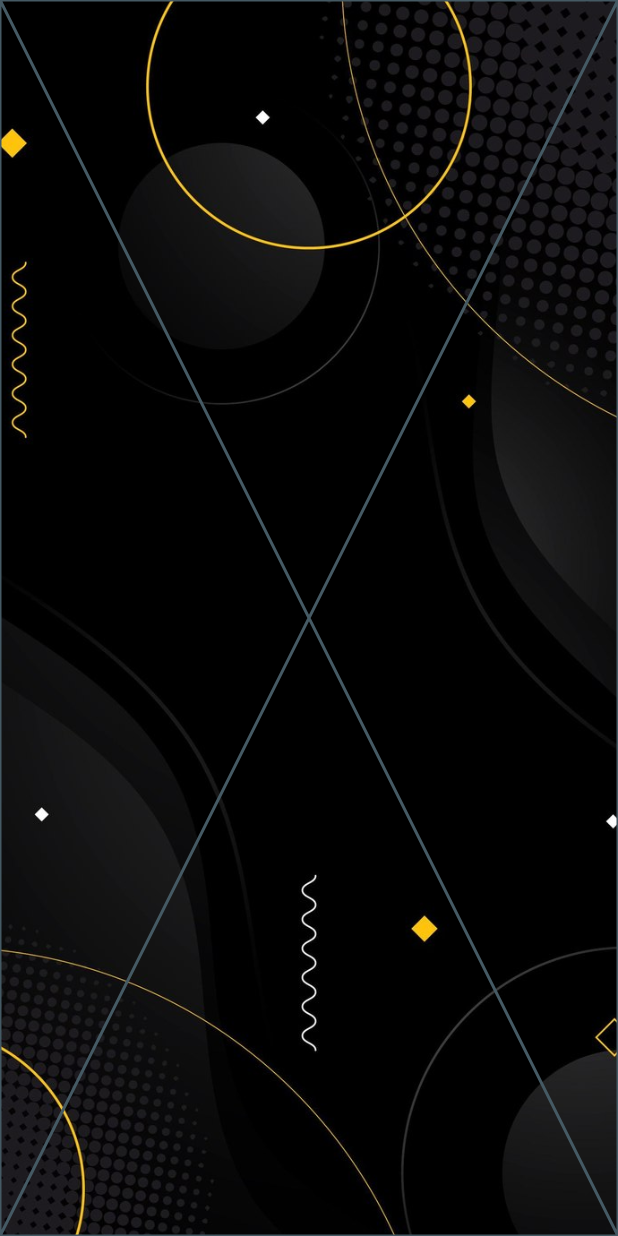
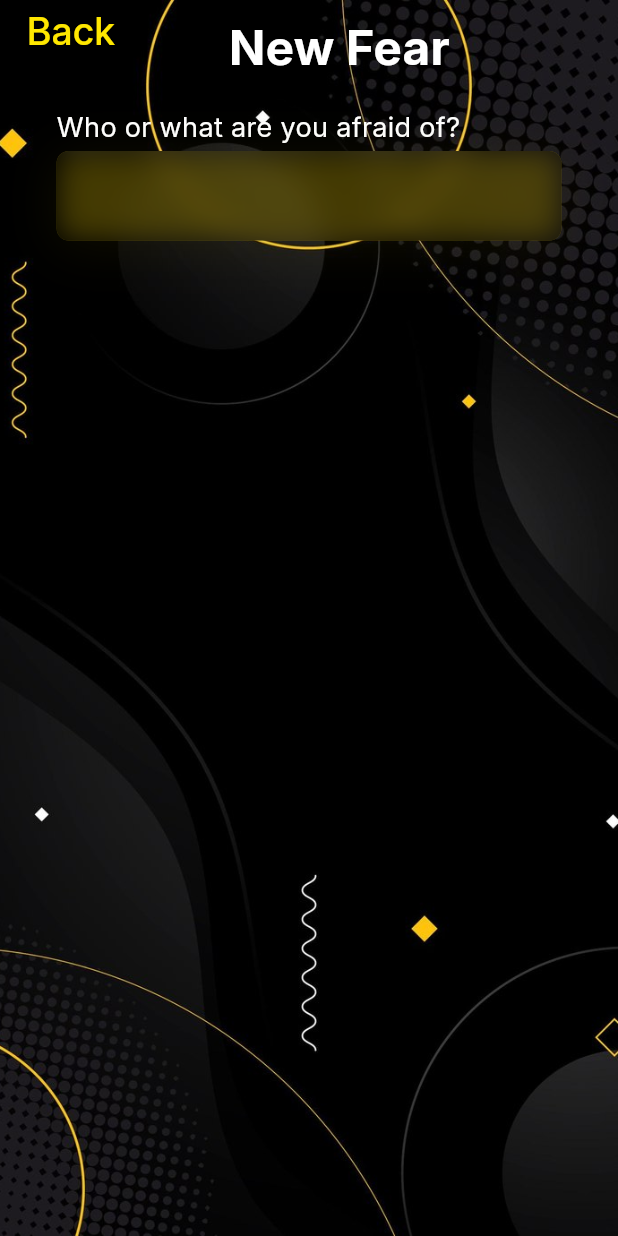
Before and after one commit to ibrahimsiam25/betfair, a Flutter app: the NewFearsView screen opened by its route, on a phone screen of 412 x 824 dp. Run offline on Flutter 3.47's test engine with Material 3 defaults, Android fonts, the phone set to English and light mode, and no system bars; our stand-ins replace flutter_screenutil, flutter_svg, go_router, persistent_bottom_nav_bar, shared_preferences; accounts and stored records are empty.

Commit message:
Add new text styles and custom text field widget
Added new text styles `fontPrimaryW500` and `fontWhiteW400` to `app_text_styles.dart` for consistent typography across the app. Introduced a `CustomTextField` widget in `custom_text_feild.dart` with a blurred background and customizable text input styles. Updated `NewFearsViewBody` to include the new `NewFearAppBar` and `CustomTextField` for a cohesive UI experience.

```diff
--- a/lib/core/theme/app_text_styles.dart
+++ b/lib/core/theme/app_text_styles.dart
@@ -7,6 +7,11 @@ class AppTextStyles {
   static TextStyle fontPrimaryW700 = const TextStyle(
     decoration: TextDecoration.none,
     fontWeight: FontWeight.w700,
+    color: AppColors.primary,
+  );
+  static TextStyle fontPrimaryW500 = const TextStyle(
+    decoration: TextDecoration.none,
+    fontWeight: FontWeight.w500,
     color: AppColors.primary,
   );
   static TextStyle fontBlackW700 = const TextStyle(
@@ -19,4 +24,9 @@ class AppTextStyles {
     fontWeight: FontWeight.w700,
     color: AppColors.white,
   );
+    static TextStyle fontWhiteW400 = const TextStyle(
+    decoration: TextDecoration.none,
+    fontWeight: FontWeight.w400,
+    color: AppColors.white,
+  );
 }
--- /dev/null
+++ b/lib/core/widgets/custom_text_feild.dart
@@ -0,0 +1,57 @@
+import 'dart:ui';
+import 'package:betfair/core/theme/app_colors.dart';
+import 'package:flutter/material.dart';
+import 'package:flutter_screenutil/flutter_screenutil.dart';
+
+
+
+class CustomTextField extends StatelessWidget {
+  const CustomTextField({
+    super.key,
+  });
+
+  @override
+  Widget build(BuildContext context) {
+    return Container(
+     width: double.infinity,
+     height: 50.h,
+     decoration: BoxDecoration(
+       color: AppColors.darkPrimary.withOpacity(0.5), // الاحتفاظ بلون الخلفية الأصلي مع بعض الشفافية
+       borderRadius: const BorderRadius.all(
+         Radius.circular(8),
+       ),
+       boxShadow: [
+         BoxShadow(
+           color: AppColors.darkPrimary.withOpacity(0.1),
+           offset: const Offset(0, 4), // الإزاحة Y=4 و X=0
+           blurRadius: 30, // مقدار الضبابية
+           spreadRadius: 0, // مقدار الانتشار
+         ),
+       ],
+     ),
+     child: ClipRRect(
+       borderRadius: const BorderRadius.all(
+         Radius.circular(8), // نفس الـ border-radius لتجنب تجاوز الحواف
+       ),
+       child: BackdropFilter(
+         filter: ImageFilter.blur(sigmaX: 10, sigmaY: 10), // إضافة الضبابية
+         child: Container(
+           color: Colors.black.withOpacity(0.2), // استخدام لون شفاف لزيادة تأثير الشفافية
+           child: TextField(
+             decoration: InputDecoration(
+               border: InputBorder.none, // إزالة الحدود الافتراضية
+               contentPadding: EdgeInsets.symmetric(horizontal: 20), // تباعد داخلي
+
+             ),
+             style: TextStyle(
+               color: Colors.white, // لون النص المدخل
+               fontSize: 18, // حجم النص
+             ),
+             cursorColor: AppColors.darkPrimary,
+           ),
+         ),
+       ),
+     ),
+    );
+  }
+}
--- /dev/null
+++ b/lib/features/fears/widgets/new_fear_app_bar.dart
@@ -0,0 +1,47 @@
+import 'package:flutter/material.dart';
+import 'package:flutter_screenutil/flutter_screenutil.dart';
+
+import '../../../core/theme/app_text_styles.dart';
+
+
+class NewFearAppBar extends StatelessWidget {
+  const NewFearAppBar({
+    super.key,
+  });
+
+  @override
+  Widget build(BuildContext context) {
+    return Row(
+    children: [
+
+      Transform.translate(
+        offset:const Offset(0, -5), // تحريك للأعلى بمقدار -5 (يمكنك تغيير هذه القيمة)
+        child: TextButton(
+          onPressed: () {},
+          child: Text(
+            "Back",
+            style: AppTextStyles.fontPrimaryW500.copyWith(
+              fontSize: 22.sp,
+            ),
+          ),
+        ),
+      ),
+
+      const Spacer(flex: 3),
+
+
+      Transform.translate(
+        offset:const Offset(0, 5),
+        child: Text(
+          "New Fear",
+          style: AppTextStyles.fontWhiteW700.copyWith(
+            fontSize: 28.sp,
+          ),
+        ),
+      ),
+
+      const Spacer(flex: 5),
+    ],
+    );
+  }
+}
--- a/lib/features/fears/widgets/new_fears_view_body.dart
+++ b/lib/features/fears/widgets/new_fears_view_body.dart
@@ -1,10 +1,43 @@
+import 'dart:ui';
+import 'package:betfair/core/theme/app_colors.dart';
+import 'package:betfair/features/fears/widgets/new_fear_app_bar.dart';
 import 'package:flutter/material.dart';
+import 'package:flutter_screenutil/flutter_screenutil.dart';
+import '../../../core/theme/app_text_styles.dart';
+import '../../../core/widgets/custom_text_feild.dart';
 
 class NewFearsViewBody extends StatelessWidget {
   const NewFearsViewBody({super.key});
 
   @override
   Widget build(BuildContext context) {
-    return const Placeholder();
+    return Padding(
+      padding: EdgeInsets.symmetric(horizontal: 5.w),
+      child: Column(
+        children: [
+          const NewFearAppBar(),
+          Padding(
+            padding: EdgeInsets.symmetric(horizontal: 28.w),
+            child: Column(
+              crossAxisAlignment: CrossAxisAlignment.start,
+              children: [
+                SizedBox(height: 16.h),
+                Align(
+                  alignment: Alignment.centerLeft,
+                  child: Text(
+                    "Who or what are you afraid of?",
+                    style: AppTextStyles.fontWhiteW400.copyWith(fontSize: 16.sp),
+                  ),
+                ),
+                SizedBox(height: 3.h),
+
+ const CustomTextField(),
+
+
+            ]),
+          )
+        ],
+      ),
+    );
   }
 }
```
